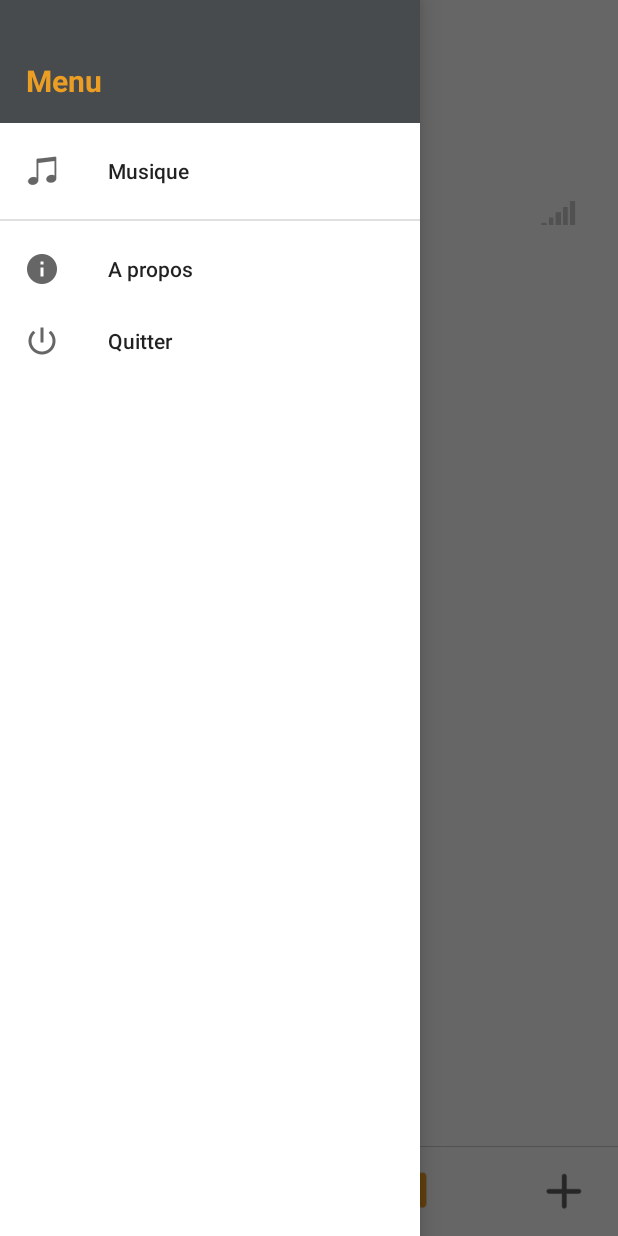
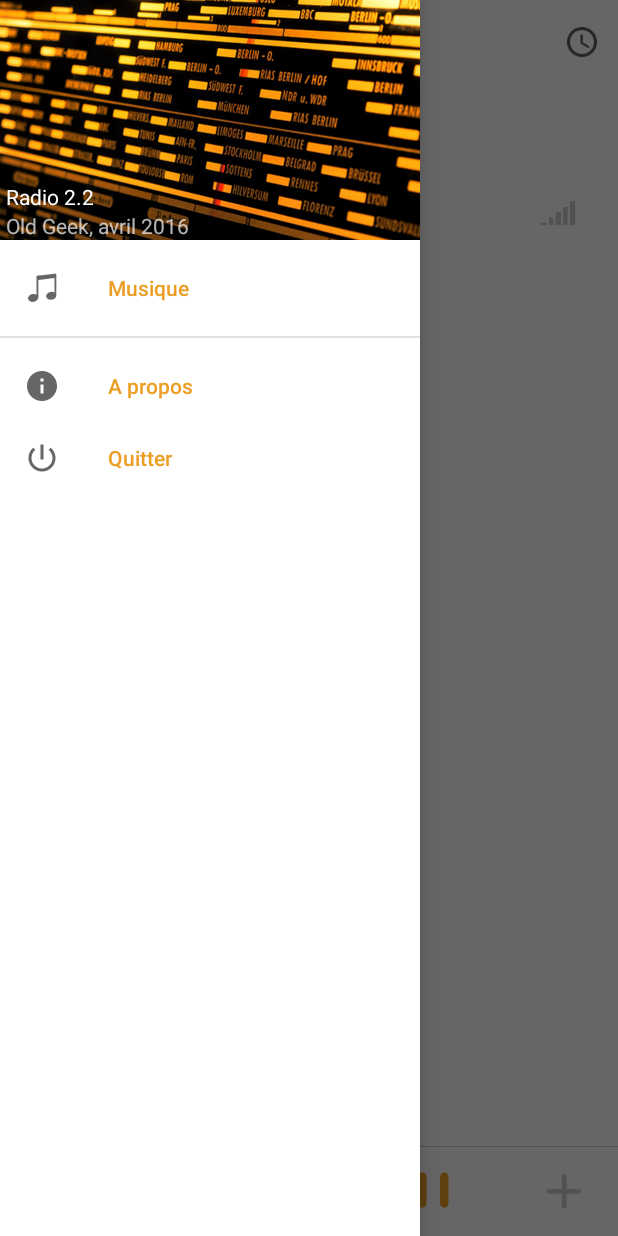
Before and after one commit to Im7an/Radio2, an Android app: the screen it shows after launch (MainActivity), with the side drawer open, on a phone screen of 412 x 824 dp. Run offline under Robolectric (Android 15) with nearby library versions, the phone set to English and light mode, and no system bars.

Commit message:
navigation drawer

```diff
--- a/app/src/main/java/org/oucho/radio2/MainActivity.java
+++ b/app/src/main/java/org/oucho/radio2/MainActivity.java
@@ -49,6 +49,7 @@ import android.support.v7.widget.RecyclerView;
 import android.support.v7.widget.Toolbar;
 import android.text.Html;
 import android.view.LayoutInflater;
+import android.view.Menu;
 import android.view.MenuItem;
 import android.view.View;
 import android.view.WindowManager;
@@ -189,8 +190,6 @@ public class MainActivity extends AppCompatActivity
 
 
         this.findViewById(R.id.add).setOnClickListener(this);
-        this.findViewById(R.id.timer).setOnClickListener(this);
-
         this.findViewById(R.id.stop).setOnClickListener(this);
         this.findViewById(R.id.play).setOnClickListener(this);
         this.findViewById(R.id.pause).setOnClickListener(this);
@@ -356,6 +355,37 @@ public class MainActivity extends AppCompatActivity
     }
 
 
+   /* *********************************************************************************************
+    * Menu
+    * ********************************************************************************************/
+
+    @Override
+    public boolean onCreateOptionsMenu(Menu menu) {
+        // Inflate the menu; this adds items to the action bar if it is present.
+        getMenuInflater().inflate(R.menu.main, menu);
+
+        return true;
+    }
+
+    boolean search = false;
+
+    @Override
+    public boolean onOptionsItemSelected(MenuItem item) {
+        int id = item.getItemId();
+        switch (id) {
+
+            case R.id.set_timer:
+                if (!running) {
+                    showDatePicker();
+                } else {
+                    showTimerInfo();
+                }
+                return true;
+            default: //do nothing
+                break;
+        }
+        return super.onOptionsItemSelected(item);
+    }
 
    /* **********************************************************************************************
     * Navigation Drawer
@@ -479,14 +509,6 @@ public class MainActivity extends AppCompatActivity
 
             case R.id.add:
                 editRadio(null);
-                break;
-
-            case R.id.timer:
-                if (!running) {
-                    showDatePicker();
-                } else {
-                    showTimerInfo();
-                }
                 break;
 
             default:
@@ -923,9 +945,6 @@ public class MainActivity extends AppCompatActivity
 
     private void showTimeEcran() {
 
-        iconTimer = ((ImageButton) findViewById(R.id.timer));
-        iconTimer.setColorFilter(ContextCompat.getColor(context, R.color.vert));
-
         timeAfficheur0 = ((ImageView) findViewById(R.id.icon_time));
         timeAfficheur1 = ((TextView) findViewById(R.id.time_ecran));
 
@@ -977,8 +996,6 @@ public class MainActivity extends AppCompatActivity
         timeAfficheur0.setVisibility(View.INVISIBLE);
         timeAfficheur1.setVisibility(View.INVISIBLE);
 
-        iconTimer = ((ImageButton) findViewById(R.id.timer));
-        iconTimer.setColorFilter(ContextCompat.getColor(context, R.color.controls_tint_light));
     }
 
 
--- a/app/src/main/java/org/oucho/radio2/itf/RadioAdapter.java
+++ b/app/src/main/java/org/oucho/radio2/itf/RadioAdapter.java
@@ -37,7 +37,7 @@ public class RadioAdapter extends RecyclerView.Adapter<RecyclerView.ViewHolder>
     private final LayoutInflater inflater;
     private final ListsClickListener clickListener;
 
-    private String nomRadio;
+    private final String nomRadio;
 
 
     public RadioAdapter(MainActivity activity, ArrayList<Object> items, String nomRadio, ListsClickListener clickListener) {
--- a/app/src/main/java/org/oucho/radio2/itf/RadioViewHolder.java
+++ b/app/src/main/java/org/oucho/radio2/itf/RadioViewHolder.java
@@ -35,7 +35,7 @@ import org.oucho.radio2.R;
 class RadioViewHolder extends RecyclerView.ViewHolder implements View.OnClickListener {
     private final TextView text;
     private final ImageButton menu;
-    private ImageView image;
+    private final ImageView image;
     private Radio radio;
     private final MainActivity activity;
     private final ListsClickListener clickListener;
--- a/app/src/main/res/layout/activity_main.xml
+++ b/app/src/main/res/layout/activity_main.xml
@@ -4,7 +4,8 @@
     xmlns:tools="http://schemas.android.com/tools"
     android:id="@+id/drawer_layout"
     android:layout_width="match_parent"
-    android:layout_height="match_parent">
+    android:layout_height="match_parent"
+    android:fitsSystemWindows="true">
 
     <android.support.design.widget.CoordinatorLayout
         android:layout_width="match_parent"
@@ -38,6 +39,7 @@
         android:layout_gravity="start"
         android:fitsSystemWindows="true"
         app:headerLayout="@layout/navigation_header"
-        app:menu="@menu/navigation" />
+        app:menu="@menu/navigation"
+        app:itemTextColor="@color/colorAccent" />
 
 </android.support.v4.widget.DrawerLayout>
--- a/app/src/main/res/layout/content_main.xml
+++ b/app/src/main/res/layout/content_main.xml
@@ -84,7 +84,6 @@
         android:layout_marginRight="78dp"
         android:visibility="invisible"/>
 
-
     <ImageView
         android:id="@+id/icon_volume"
         android:layout_width="wrap_content"
@@ -121,22 +120,11 @@
 
 
         <ImageButton
-            android:id="@+id/timer"
-            android:layout_width="50dp"
-            android:layout_height="match_parent"
-            android:background="?attr/selectableItemBackgroundBorderless"
-            android:src="@drawable/ic_sleep_timer"
-            android:tint="@color/controls_tint_light"
-            android:scaleType="center"
-            android:layout_alignParentLeft="true"
-            android:layout_marginLeft="10dp"
-            tools:ignore="ContentDescription" />
-
-        <ImageButton
             android:id="@+id/stop"
             android:layout_width="wrap_content"
             android:layout_height="match_parent"
             android:layout_toStartOf="@+id/play"
+            android:layout_marginEnd="2dp"
             android:background="?attr/selectableItemBackgroundBorderless"
             android:scaleType="center"
             android:src="@drawable/icon_stop"
@@ -148,8 +136,8 @@
             android:id="@+id/play"
             android:layout_width="wrap_content"
             android:layout_height="match_parent"
-            android:layout_marginEnd="25dp"
-            android:layout_marginStart="25dp"
+            android:layout_marginEnd="40dp"
+            android:layout_marginStart="40dp"
             android:background="?attr/selectableItemBackgroundBorderless"
             android:scaleType="center"
             android:src="@drawable/musicplayer_play"
@@ -175,7 +163,7 @@
             android:layout_height="match_parent"
             android:background="?attr/selectableItemBackgroundBorderless"
             android:src="@drawable/ic_add"
-            android:tint="@color/controls_tint_light"
+            android:tint="@color/appwidget_bg"
             android:scaleType="center"
             android:layout_alignParentRight="true"
             android:layout_marginRight="20dp"
--- a/app/src/main/res/layout/navigation_header.xml
+++ b/app/src/main/res/layout/navigation_header.xml
@@ -3,19 +3,29 @@
     xmlns:tools="http://schemas.android.com/tools"
     android:layout_width="match_parent"
     android:layout_height="@dimen/nav_header_height"
-    android:background="@color/colorPrimary_0"
+    android:background="@drawable/nav_header"
+    android:gravity="bottom"
     android:orientation="vertical"
-    tools:ignore="Overdraw">
+    android:paddingBottom="@dimen/activity_vertical_margin"
+    android:paddingLeft="@dimen/activity_horizontal_margin"
+    android:paddingRight="@dimen/activity_horizontal_margin"
+    android:paddingTop="@dimen/activity_vertical_margin"
+    android:theme="@style/ThemeOverlay.AppCompat.Dark"
+    android:weightSum="1">
 
     <TextView
         android:layout_width="match_parent"
         android:layout_height="wrap_content"
-        android:paddingLeft="17dp"
         android:paddingTop="@dimen/nav_header_vertical_spacing"
-        android:text="@string/menu"
-        android:textColor="@color/colorAccent"
-        android:textSize="20sp"
-        android:textStyle="bold"/>
+        android:paddingLeft="2dp"
+        android:text="@string/version"
+        android:textAppearance="@style/TextAppearance.AppCompat.Body1"/>
 
+    <TextView
+        android:id="@+id/textView"
+        android:layout_width="wrap_content"
+        android:layout_height="wrap_content"
+        android:paddingLeft="2dp"
+        android:text="@string/by"/>
 
 </LinearLayout>
--- /dev/null
+++ b/app/src/main/res/menu/main.xml
@@ -0,0 +1,12 @@
+<?xml version="1.0" encoding="utf-8"?>
+<menu xmlns:android="http://schemas.android.com/apk/res/android"
+    xmlns:tools="http://schemas.android.com/tools"
+    xmlns:app="http://schemas.android.com/apk/res-auto">
+
+    <item
+        android:id="@+id/set_timer"
+        android:icon="@drawable/ic_sleep_timer"
+        android:title="Timer"
+        app:showAsAction="ifRoom"
+        tools:ignore="PrivateResource" />
+</menu>
--- a/app/src/main/res/menu/navigation.xml
+++ b/app/src/main/res/menu/navigation.xml
@@ -1,15 +1,13 @@
 <?xml version="1.0" encoding="utf-8"?>
 <menu xmlns:android="http://schemas.android.com/apk/res/android"
-    xmlns:tools="http://schemas.android.com/tools"
-    tools:context=".MainActivity">
+    xmlns:app="http://schemas.android.com/apk/res-auto">
 
-
-    <group>
+    <group android:id="@+id/menu_top">
 
         <item
             android:id="@+id/action_musique"
             android:icon="@drawable/ic_music"
-            android:title="@string/musique" />
+            android:title="@string/musique"/>
 
     </group>
 
--- /dev/null
+++ b/app/src/main/res/values-v21/styles.xml
@@ -0,0 +1,9 @@
+<resources>>
+
+    <style name="AppTheme.NoActionBar">
+        <item name="windowActionBar">false</item>
+        <item name="windowNoTitle">true</item>
+        <item name="android:windowDrawsSystemBarBackgrounds">true</item>
+        <item name="android:statusBarColor">@android:color/transparent</item>
+    </style>
+</resources>
--- a/app/src/main/res/values/colors.xml
+++ b/app/src/main/res/values/colors.xml
@@ -4,10 +4,6 @@
     <color name="colorPrimary">#00000000</color>
     <color name="colorPrimaryDark">#333638</color>
     <color name="colorAccent">#ec9e24</color>
-
-
-    <color name="vert">#388e3c</color>
-
 
     <color name="controls_bg_dark">#ff212121</color>
 
--- a/app/src/main/res/values/dimens.xml
+++ b/app/src/main/res/values/dimens.xml
@@ -1,5 +1,7 @@
 <resources>
     <!-- Default screen margins, per the Android Design guidelines. -->
+    <dimen name="activity_horizontal_margin">2dp</dimen>
+    <dimen name="activity_vertical_margin">0dp</dimen>
 
     <dimen name="dialogPadding">24dp</dimen>
 
@@ -7,6 +9,6 @@
     <dimen name="affichage_info">110dp</dimen>
 
 
-    <dimen name="nav_header_vertical_spacing">40dp</dimen>
-    <dimen name="nav_header_height">82dp</dimen>
+    <dimen name="nav_header_vertical_spacing">16dp</dimen>
+    <dimen name="nav_header_height">160dp</dimen>
 </resources>
--- a/app/src/main/res/values/strings.xml
+++ b/app/src/main/res/values/strings.xml
@@ -3,6 +3,11 @@
 
     <string name="radio_name">Nom de la radio</string>
     <string name="url">URL</string>
+
+    <!-- nav header activity main -->
+    <string name="version">Radio 2.2</string>
+    <string name="by">Old Geek, avril 2016</string>
+
 
     <string name="edit">éditer</string>
     <string name="delete">supprimer</string>
@@ -13,16 +18,12 @@
     <string name="errorInvalidURL">Veuillez entrer une adresse valide</string>
 
 
-
     <string name="drawer_open">open</string>
     <string name="drawer_close">close</string>
 
 
     <string name="musique">Musique</string>
     <string name="exit">Quitter</string>
-
-
-    <string name="menu">Menu</string>
 
 
     <string name="about">A propos</string>
```
Also changed, not shown: app/src/main/res/drawable-xhdpi/ic_sleep_timer.png, app/src/main/res/drawable-xhdpi/icon_play.png (deleted), app/src/main/res/drawable-xhdpi/musicplayer_pause.png (deleted), app/src/main/res/drawable/ic_sleep_timer.png (deleted), app/src/main/res/drawable/nav_header.png (added), app/src/main/res/mipmap-xhdpi/ic_launcher.png, app/src/main/res/mipmap-xxhdpi/ic_launcher.png, app/src/main/res/mipmap-xxxhdpi/ic_launcher.png.
